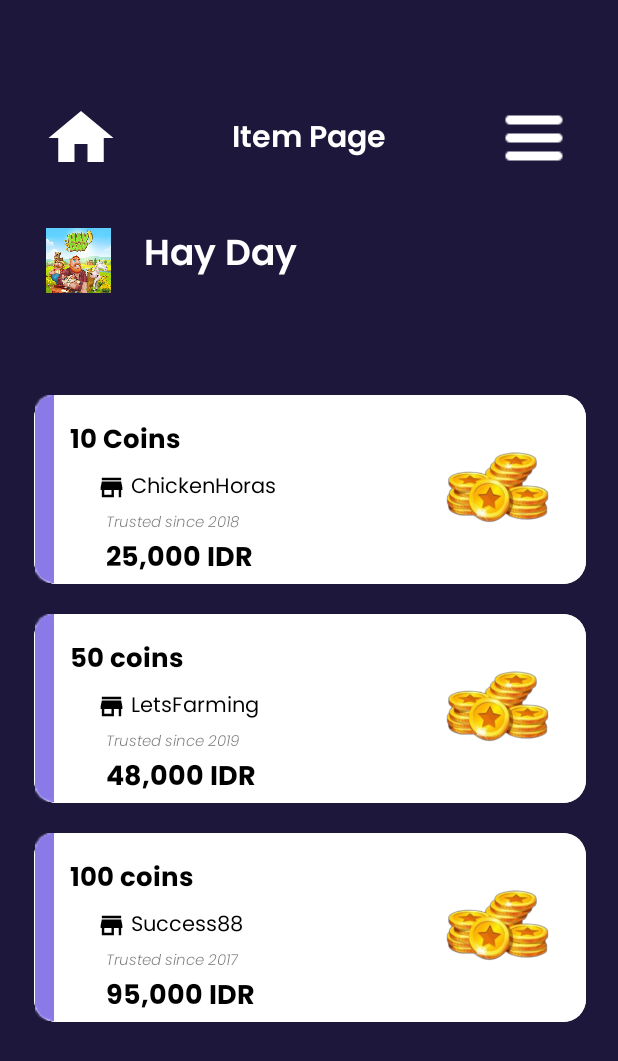
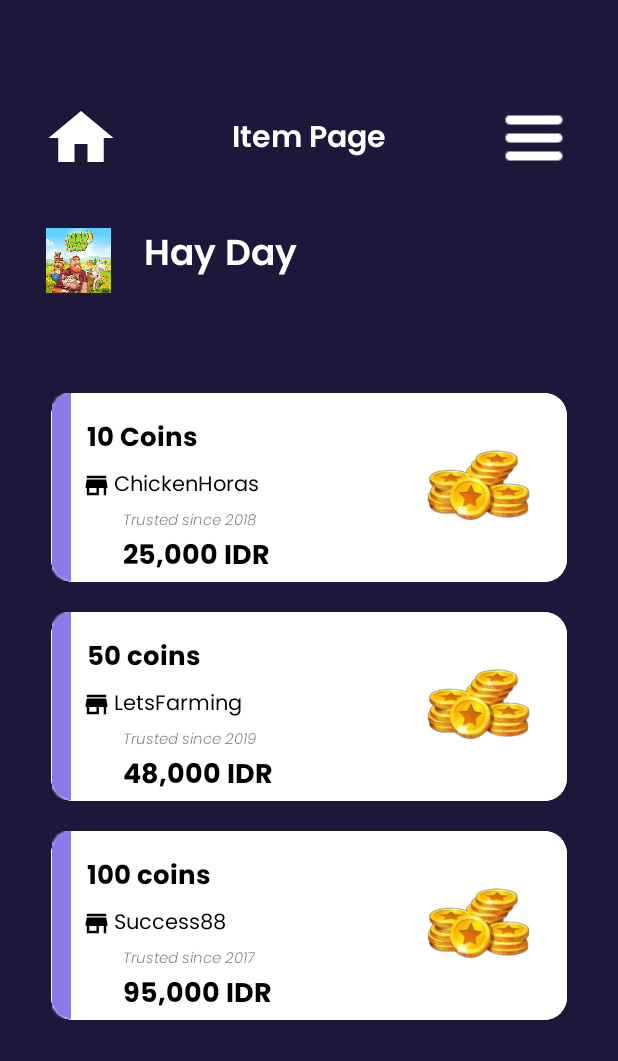
Before and after one commit to torianyap/VACash, an Android app: the screen it shows after launch (ItemPage), after a tap on "Hay Day", on a phone screen of 412 x 824 dp. Shown: the top 1061 px of the screen. Run offline under Robolectric (Android 15) with nearby library versions, the phone set to English and light mode, and no system bars; 2 other taps on this screen came first.

Commit message:
dropdown_menu_profile.xml

```diff
--- a/app/src/main/res/layout/activity_item_page.xml
+++ b/app/src/main/res/layout/activity_item_page.xml
@@ -69,8 +69,8 @@
 
     <androidx.recyclerview.widget.RecyclerView
         android:id="@+id/mRecycleView"
-        android:layout_width="379dp"
-        android:layout_height="487dp"
+        android:layout_width="344dp"
+        android:layout_height="490dp"
         android:layout_marginTop="26dp"
         android:layout_marginBottom="28dp"
         app:layout_constraintBottom_toBottomOf="parent"
--- a/app/src/main/res/layout/item_recycler_row.xml
+++ b/app/src/main/res/layout/item_recycler_row.xml
@@ -7,7 +7,7 @@
     android:layout_height="wrap_content">
 
     <androidx.cardview.widget.CardView
-        android:layout_width="368dp"
+        android:layout_width="344dp"
         android:layout_height="126dp"
         android:layout_marginBottom="20dp"
         app:cardBackgroundColor="#F2F2F2"
```
